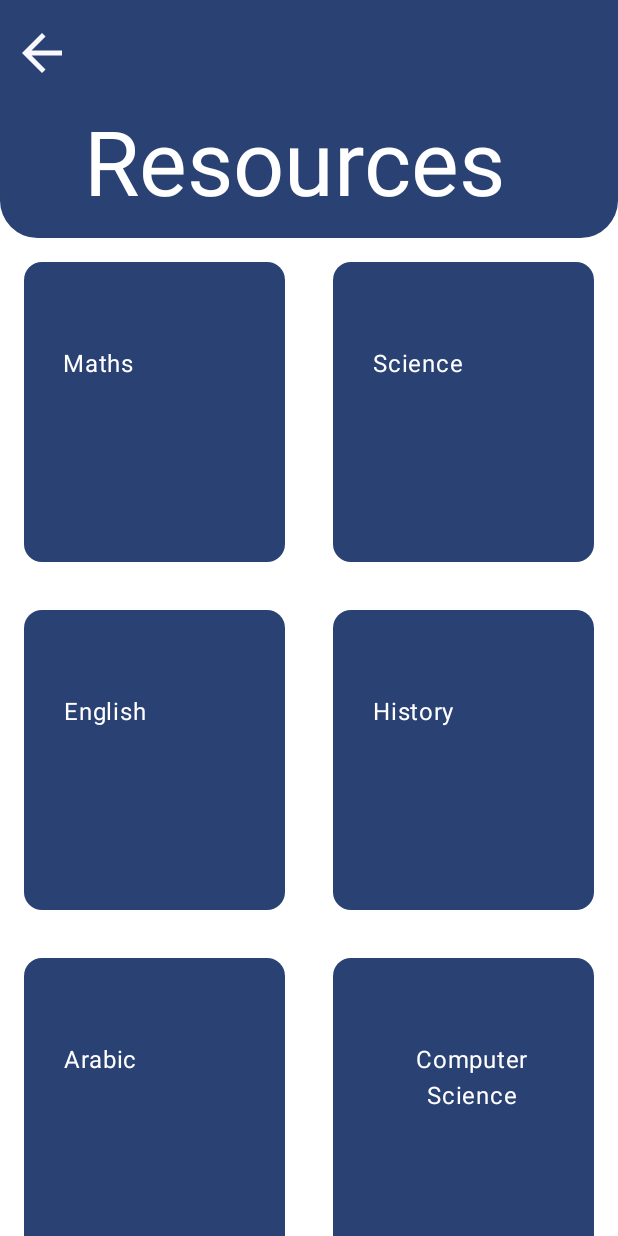
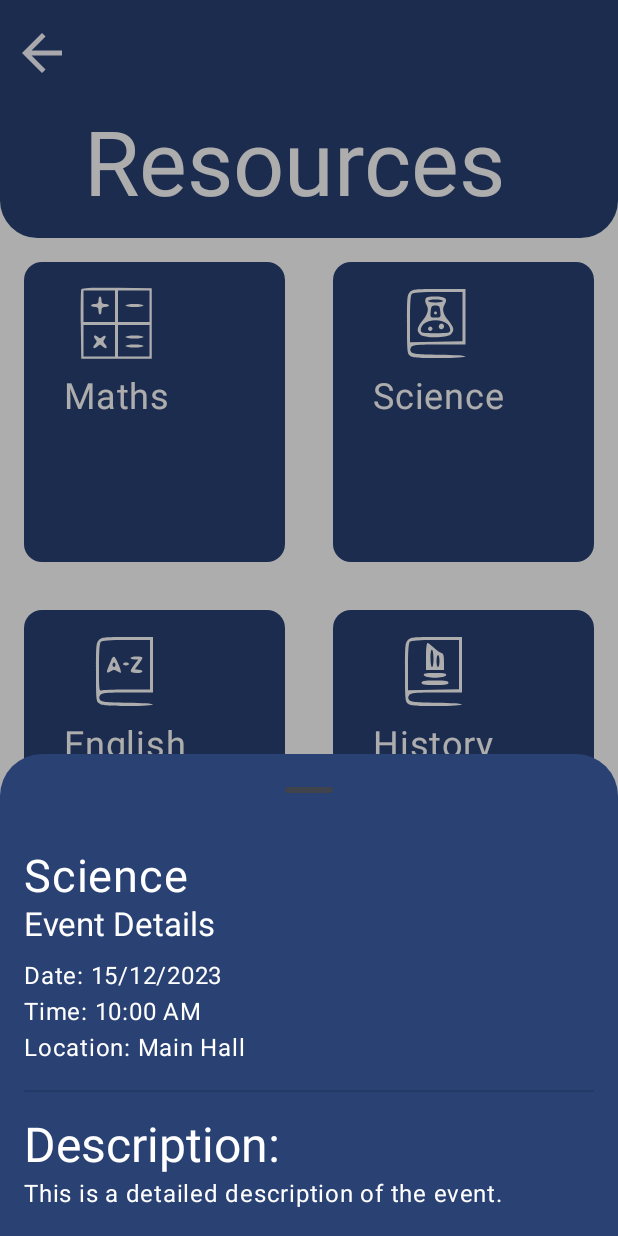
Before and after one commit to LaithAltawil/SchoolApp, an Android app built with Jetpack Compose: the composable ResourcesPage shown on its own in the app's theme, after a tap on "Science", on a phone screen of 412 x 824 dp. Run offline under Robolectric (Android 15) with nearby library versions, the phone set to English and light mode, and no system bars.

Commit message:
worked on resources page, calender and commented some unneeded stuff for NOW

```diff
--- a/app/src/main/java/com/example/schoolapp/Data/homework.kt
+++ b/app/src/main/java/com/example/schoolapp/Data/homework.kt
@@ -48,3 +48,9 @@ data class Exam(
     val time: String,
     val location: String
 )
+data class Event(val title: String,
+                 val num: Int,
+                 val date: String,
+                 val day: String,
+                 val event: String
+)
--- a/app/src/main/java/com/example/schoolapp/MainActivity.kt
+++ b/app/src/main/java/com/example/schoolapp/MainActivity.kt
@@ -13,6 +13,7 @@ import com.example.schoolapp.Presentation.Screens.ExamsPage
 import com.example.schoolapp.Presentation.Screens.HomeworkPage
 
 import com.example.schoolapp.Presentation.Screens.Profile_page
+import com.example.schoolapp.Presentation.Screens.ResourcesPage
 import com.example.schoolapp.Presentation.Screens.StudentClass
 
 
@@ -27,7 +28,7 @@ class MainActivity : ComponentActivity() {
         enableEdgeToEdge()
         setContent {
             AppTheme {
-                CalenderPage()
+                ResourcesPage()
             }
         }
     }
--- a/app/src/main/java/com/example/schoolapp/Presentation/Screens/CalenderPage.kt
+++ b/app/src/main/java/com/example/schoolapp/Presentation/Screens/CalenderPage.kt
@@ -35,6 +35,7 @@ Card design:-
 | day : day name          |
 | event: event description|
 +-------------------------+
+//todo Check out the latest design and give me feedback
 column design:-
 +-------------------------+
 |No|date|day|title|event  |
--- a/app/src/main/java/com/example/schoolapp/Presentation/Screens/ResourcesPage.kt
+++ b/app/src/main/java/com/example/schoolapp/Presentation/Screens/ResourcesPage.kt
@@ -3,8 +3,10 @@ package com.example.schoolapp.Presentation.Screens
 import androidx.compose.foundation.clickable
 import androidx.compose.foundation.layout.Arrangement
 import androidx.compose.foundation.layout.Column
+import androidx.compose.foundation.layout.Spacer
 import androidx.compose.foundation.layout.fillMaxSize
 import androidx.compose.foundation.layout.fillMaxWidth
+import androidx.compose.foundation.layout.height
 import androidx.compose.foundation.layout.padding
 import androidx.compose.foundation.layout.size
 import androidx.compose.foundation.layout.width
@@ -12,9 +14,12 @@ import androidx.compose.foundation.layout.wrapContentHeight
 import androidx.compose.foundation.layout.wrapContentSize
 import androidx.compose.foundation.lazy.grid.GridCells
 import androidx.compose.foundation.lazy.grid.LazyVerticalGrid
+import androidx.compose.foundation.lazy.grid.itemsIndexed
+import androidx.compose.material.Divider
 import androidx.compose.material3.Card
 import androidx.compose.material3.CardDefaults
 import androidx.compose.material3.ExperimentalMaterial3Api
+import androidx.compose.material3.Icon
 import androidx.compose.material3.MaterialTheme
 import androidx.compose.material3.ModalBottomSheet
 import androidx.compose.material3.Scaffold
@@ -22,9 +27,15 @@ import androidx.compose.material3.Surface
 import androidx.compose.material3.Text
 import androidx.compose.runtime.Composable
 import androidx.compose.runtime.LaunchedEffect
+import androidx.compose.runtime.getValue
+import androidx.compose.runtime.mutableStateListOf
+import androidx.compose.runtime.mutableStateOf
+import androidx.compose.runtime.remember
+import androidx.compose.runtime.setValue
 import androidx.compose.ui.Alignment
 import androidx.compose.ui.Modifier
 import androidx.compose.ui.graphics.Color
+import androidx.compose.ui.res.painterResource
 import androidx.compose.ui.text.style.TextAlign
 import androidx.compose.ui.text.style.TextOverflow
 import androidx.compose.ui.tooling.preview.Preview
@@ -32,8 +43,11 @@ import androidx.compose.ui.unit.dp
 import androidx.compose.ui.unit.sp
 import androidx.lifecycle.compose.collectAsStateWithLifecycle
 import com.example.compose.AppTheme
+import com.example.schoolapp.Data.Exam
+import com.example.schoolapp.Data.Subjects
 import com.example.schoolapp.Presentation.Screens.ScreensPieces.ResourcesTopAppBar
 import com.example.schoolapp.Presentation.VM.MainViewModel
+import com.example.schoolapp.R
 
 //=======================================================
 //solved @LT #simple || explain this fun logic here       =
@@ -44,6 +58,7 @@ very similar to the exams page*/
 //=======================================================
 //solved @LT #simple || @(44:19)=="MainViewModel" variable name must start with small litter
 //solved @LT #medium~#hard || try adding the @preview notation to be able to use the design tab
+//quite lost here will return once i find the solution
 @OptIn(ExperimentalMaterial3Api::class)
 @Composable
 fun ResourcesPage(mainviewmodel: MainViewModel = MainViewModel()) {
@@ -52,11 +67,48 @@ fun ResourcesPage(mainviewmodel: MainViewModel = MainViewModel()) {
     //variables: local & states                             =
     //=======================================================
     val state = mainviewmodel.Resourcesstate.collectAsStateWithLifecycle()
+    val mainMenuItem = listOf(
+        Subjects("Maths", painterResource(id = R.drawable.math),
+            exam = Exam("Mathematics", "2023-12-15", "10:00 AM", "Room A101"),
+            onClick = {}
+        ),
+        Subjects("Science", painterResource(id = R.drawable.science),
+            exam = Exam("Mathematics", "2023-12-15", "10:00 AM", "Room A101"),
+            onClick = {}),
+        Subjects("English", painterResource(id = R.drawable.english),
+            exam = Exam("Mathematics", "2023-12-15", "10:00 AM", "Room A101"),
+            onClick = {}),
+        Subjects(
+            "History",
+            painterResource(id = R.drawable.history),
+            exam = Exam("History", "2023-12-20", "11:00 AM", "Room F606"),
+            onClick = {}
+        ),
+        Subjects(
+            "Arabic",
+            painterResource(id = R.drawable.arabic),
+            exam = Exam("Arabic", "2023-12-21", "03:00 PM", "Room G707"),
+            onClick = {}
+        ),
+        Subjects(
+            "Computer Science",
+            painterResource(id = R.drawable.science),
+            exam = Exam("Computer Science", "2023-12-22", "09:00 AM", "Lab H808"),
+            onClick = {}
+        ),
+        Subjects(
+            "Geography",
+            painterResource(id = R.drawable.geography),
+            exam = Exam("Geography", "2023-12-23", "02:00 PM", "Hall I909"),
+            onClick = {}
+        )
+    )
+
+    val bottomSheetStates = remember { mutableStateListOf<Boolean>(false,
+        false, false, false, false, false, false) }
 
     //create A state for the Resources page and add it to the main view model
-    LaunchedEffect(Unit) {
-        mainviewmodel.isTopappbarVisible4()
-    }
+
 
     //=======================================================
     //Logic & UI,todo @MAS @LT #simple || add usage        =
@@ -92,7 +144,7 @@ fun ResourcesPage(mainviewmodel: MainViewModel = MainViewModel()) {
                     {
                         LazyVerticalGrid(columns = GridCells.Fixed(2)) {
                             //here we will enter cards which will be the exams coming set in order from left to right depending of its date
-                            items(state.value.Subjects.size) { item ->
+                            itemsIndexed(mainMenuItem) { index,item ->
                                 Card(colors = CardDefaults.cardColors(
                                     containerColor = MaterialTheme.colorScheme.primary
                                 ),
@@ -102,7 +154,8 @@ fun ResourcesPage(mainviewmodel: MainViewModel = MainViewModel()) {
                                         .size(200.dp)
                                         .width(100.dp)
                                         .clickable {
-                                            mainviewmodel.changeBottomSheetState2(item)
+                                            bottomSheetStates[index] = !bottomSheetStates[index]
+
                                         }
                                 ) {
                                     Column(
@@ -112,21 +165,32 @@ fun ResourcesPage(mainviewmodel: MainViewModel = MainViewModel()) {
                                         horizontalAlignment = Alignment.CenterHorizontally,
                                         verticalArrangement = Arrangement.Center
                                     ) {
+                                        mainMenuItem[index].imagePath?.let {
+                                            Icon(
+                                                painter =
+                                                it,
+                                                contentDescription = null
+                                            )
+                                        }
                                         Text(
-                                            modifier = Modifier.padding(10.dp, top = 40.dp),
-                                            text = state.value.Subjects[item].name,
-                                            fontSize = 16.sp,
+                                            modifier = Modifier.padding(10.dp),
+                                            text = mainMenuItem[index].name,
+                                            fontSize = 24.sp,
                                             color = Color.White,
                                             textAlign = TextAlign.Center,
-                                            overflow = TextOverflow.Ellipsis
+                                            overflow = TextOverflow.Visible
                                         )
                                     }
                                 }
-                                if (state.value.showBottomSheet[item]) {
+                                if (
+                                    bottomSheetStates[index]
+                                ) {
                                     ModalBottomSheet(
                                         containerColor = MaterialTheme.colorScheme.primary,
                                         onDismissRequest = {
-                                            mainviewmodel.changeBottomSheetState(item)
+                                            bottomSheetStates[index] = false
+                                            // Handle dismiss
+
                                         }
                                     ) {
                                         // Bottom sheet content
@@ -136,9 +200,21 @@ fun ResourcesPage(mainviewmodel: MainViewModel = MainViewModel()) {
                                                 .padding(16.dp)
                                         ) {
                                             Text(
-                                                text = state.value.Subjects[item].name,
+                                                text = state.value.Subjects[index].name,
                                                 fontSize = 30.sp
                                             )
+                                            //Mock Data to preview how would they look like
+                                            Text("Event Details", style = MaterialTheme.typography.titleLarge)
+                                            Spacer(modifier = Modifier.height(8.dp))
+                                            Text("Date: 15/12/2023")
+                                            Text("Time: 10:00 AM")
+                                            Text("Location: Main Hall")
+                                            Spacer(modifier = Modifier.height(16.dp))
+                                            Divider()
+                                            Spacer(modifier = Modifier.height(16.dp))
+                                            Text("Description:", style = MaterialTheme.typography.headlineLarge)
+                                            Text("This is a detailed description of the event.")
+
                                         }
                                     }
                                 }
--- a/app/src/main/java/com/example/schoolapp/Presentation/Screens/ScreensPieces/CounselorTopAppBar.kt
+++ b/app/src/main/java/com/example/schoolapp/Presentation/Screens/ScreensPieces/CounselorTopAppBar.kt
@@ -32,7 +32,7 @@ fun CounselorTopAppBar(viewModel: MainViewModel, modifier: Modifier, title: Stri
     //=======================================================
     //variables: Local & states                             =
     //=======================================================
-    val state = viewModel.Counselorstate.collectAsState()
+    //val state = viewModel.Counselorstate.collectAsState()
 
     //TAB main UI & Logic
     LargeTopAppBar(
--- a/app/src/main/java/com/example/schoolapp/Presentation/Screens/ScreensPieces/SettingsTopAppBar.kt
+++ b/app/src/main/java/com/example/schoolapp/Presentation/Screens/ScreensPieces/SettingsTopAppBar.kt
@@ -25,7 +25,8 @@ import androidx.compose.ui.unit.sp
 import com.example.schoolapp.Presentation.VM.MainViewModel
 
 //=======================================================
-//todo @LT #simple || explain this fun logic here       =
+//solved @LT #simple || explain this fun logic here       =
+//refer to other similarly named files
 //=======================================================
 //todo @LT #simple || @(34:69)=="Title" variable name must start with small litter
 //todo @LT #medium~#hard || try adding the @preview notation to be able to use the design tab
--- a/app/src/main/java/com/example/schoolapp/Presentation/VM/MainViewModel.kt
+++ b/app/src/main/java/com/example/schoolapp/Presentation/VM/MainViewModel.kt
@@ -21,10 +21,7 @@ class MainViewModel : ViewModel() {
     // Homework Page
     private val _state = MutableStateFlow(MainDataClass.HomeworkPageState1())
     val state: StateFlow<MainDataClass.HomeworkPageState1> = _state.asStateFlow()
-    fun isTopappbarVisible1() {
-        _state.value =
-            MainDataClass.HomeworkPageState1(isTopBarVisible = !_state.value.isTopBarVisible)
-    }
+
 
     //Exam Page
     private val _Examstate = MutableStateFlow(MainDataClass.ExamPageState1())
@@ -59,41 +56,35 @@ class MainViewModel : ViewModel() {
     //setting page
     private val _Settingstate = MutableStateFlow(MainDataClass.SettingsPageState1())
     val Settingstate: StateFlow<MainDataClass.SettingsPageState1> = _Settingstate.asStateFlow()
-    fun isTopappbarVisible2() {
-        _Settingstate.value =
-            MainDataClass.SettingsPageState1(isTopBarVisible = !_Settingstate.value.isTopBarVisible)
-    }
+
 
     //counselor Page
-    private val _Counselorstate = MutableStateFlow(MainDataClass.CounselorsPageState1())
-    val Counselorstate: StateFlow<MainDataClass.CounselorsPageState1> =
-        _Counselorstate.asStateFlow()
-
-    fun isTopappbarVisible3() {
-        _Counselorstate.value =
-            MainDataClass.CounselorsPageState1(isTopAppBarVisible = !_Counselorstate.value.isTopAppBarVisible)
-    }
-
-    fun openDialog() {
-        _Counselorstate.value = MainDataClass.CounselorsPageState1(openDialog = true)
-    }
-
-    fun closeDialog() {
-        _Counselorstate.value = MainDataClass.CounselorsPageState1(openDialog = false)
-    }
-
-    fun savedate(s: String) {
-        _Counselorstate.value = MainDataClass.CounselorsPageState1(selectedDate = s)
-    }
+//    private val _Counselorstate = MutableStateFlow(MainDataClass.CounselorsPageState1())
+//    val Counselorstate: StateFlow<MainDataClass.CounselorsPageState1> =
+//        _Counselorstate.asStateFlow()
+//
+//    fun isTopappbarVisible3() {
+//        _Counselorstate.value =
+//            MainDataClass.CounselorsPageState1(isTopAppBarVisible = !_Counselorstate.value.isTopAppBarVisible)
+//    }
+//
+//    fun openDialog() {
+//        _Counselorstate.value = MainDataClass.CounselorsPageState1(openDialog = true)
+//    }
+//
+//    fun closeDialog() {
+//        _Counselorstate.value = MainDataClass.CounselorsPageState1(openDialog = false)
+//    }
+//
+//    fun savedate(s: String) {
+//        _Counselorstate.value = MainDataClass.CounselorsPageState1(selectedDate = s)
+//    }
 
     //ResourcesPage
     private val _Resourcesstate = MutableStateFlow(MainDataClass.ResourcesPageState())
     val Resourcesstate: StateFlow<MainDataClass.ResourcesPageState> = _Resourcesstate.asStateFlow()
 
-    fun isTopappbarVisible4() {
-        _Resourcesstate.value =
-            MainDataClass.ResourcesPageState(isTopAppBarVisible = !_Resourcesstate.value.isTopAppBarVisible)
-    }
+
 
     fun changeBottomSheetState(item: Int) {
         val updatedShowBottomSheet = _Resourcesstate.value.showBottomSheet.toMutableList()
```
Also changed, not shown: app/src/main/java/com/example/schoolapp/Data/MockData/Mock.kt (+8 -0 lines), app/src/main/java/com/example/schoolapp/Navigation/NavGraph.kt (+4 -4 lines), app/src/main/java/com/example/schoolapp/Presentation/Screens/CounselorPage.kt (+73 -73 lines), app/src/main/java/com/example/schoolapp/Presentation/Screens/ScreensPieces/EventCard.kt (added, +31 -0 lines), app/src/main/java/com/example/schoolapp/Presentation/Util/ExpandableButton.kt (+8 -7 lines).
